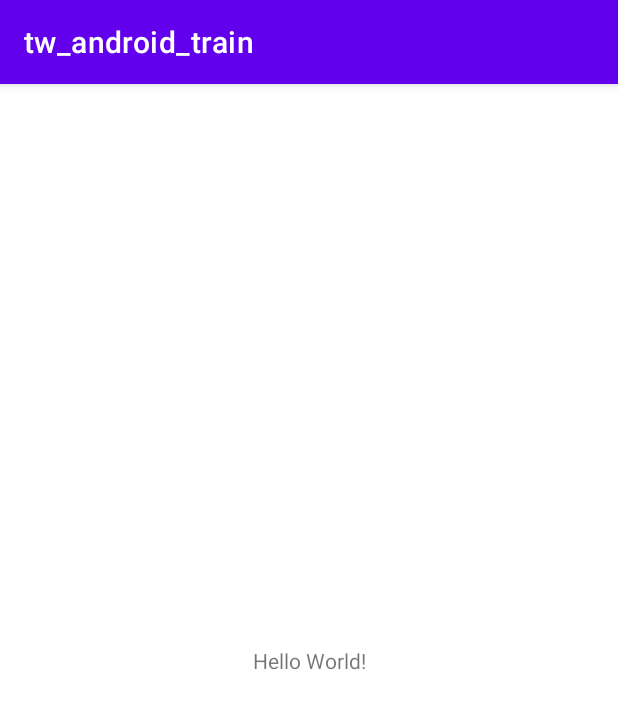
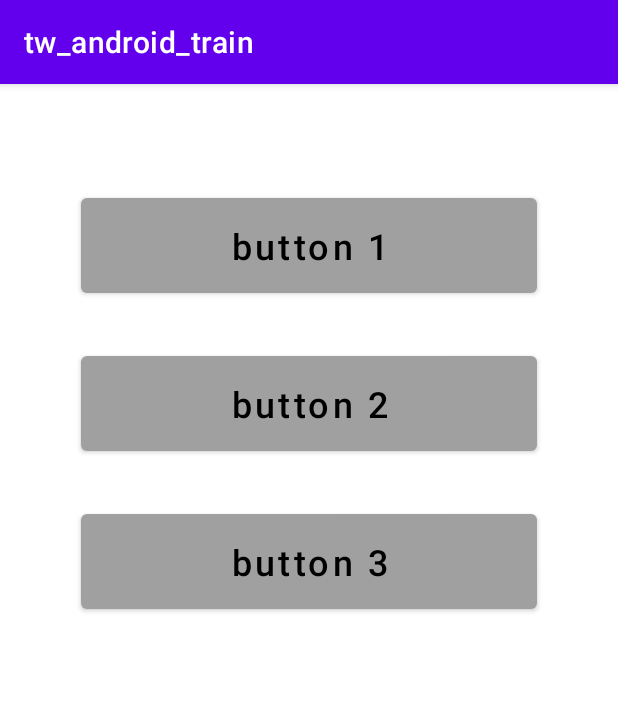
Before and after one commit to fightwing/tw_android_train, an Android app: the screen it shows after launch (MainActivity), on a phone screen of 412 x 824 dp. Shown: the top 709 px of the screen. Run offline under Robolectric (Android 15) with nearby library versions, the phone set to English and light mode, and no system bars.

Commit message:
[boyu yuan] #N/A finish linearlayout 1

```diff
--- a/app/src/main/java/com/thoughtworks/androidtrain/MainActivity.java
+++ b/app/src/main/java/com/thoughtworks/androidtrain/MainActivity.java
@@ -8,6 +8,6 @@ public class MainActivity extends AppCompatActivity {
   @Override
   protected void onCreate(Bundle savedInstanceState) {
     super.onCreate(savedInstanceState);
-    setContentView(R.layout.activity_main);
+    setContentView(R.layout.activity_linearlayout);
   }
 }
--- /dev/null
+++ b/app/src/main/res/layout/activity_linearlayout.xml
@@ -0,0 +1,28 @@
+<?xml version="1.0" encoding="utf-8"?>
+<LinearLayout xmlns:android="http://schemas.android.com/apk/res/android"
+  android:layout_width="match_parent"
+  android:layout_height="match_parent"
+  android:orientation="vertical"
+  android:gravity="center_horizontal">
+
+  <Button
+    android:layout_width="wrap_content"
+    android:layout_height="wrap_content"
+    android:text="@string/msg_button1"
+    android:layout_marginTop="70dp"
+    style="@style/button"
+    />
+
+  <Button
+    android:layout_width="wrap_content"
+    android:layout_height="wrap_content"
+    android:text="@string/msg_button2"
+    style="@style/button"/>
+
+  <Button
+    android:layout_width="wrap_content"
+    android:layout_height="wrap_content"
+    android:text="@string/msg_button3"
+    style="@style/button"/>
+
+</LinearLayout>
--- a/app/src/main/res/values/colors.xml
+++ b/app/src/main/res/values/colors.xml
@@ -7,4 +7,5 @@
   <color name="teal_700">#FF018786</color>
   <color name="black">#FF000000</color>
   <color name="white">#FFFFFFFF</color>
+  <color name="gray">#FFA0A0A0</color>
 </resources>
--- a/app/src/main/res/values/strings.xml
+++ b/app/src/main/res/values/strings.xml
@@ -1,3 +1,6 @@
 <resources>
   <string name="app_name">tw_android_train</string>
+  <string name="msg_button1">button 1</string>
+  <string name="msg_button2">button 2</string>
+  <string name="msg_button3">button 3</string>
 </resources>
--- a/app/src/main/res/values/themes.xml
+++ b/app/src/main/res/values/themes.xml
@@ -13,4 +13,16 @@
     <item name="android:statusBarColor" tools:targetApi="l">?attr/colorPrimaryVariant</item>
     <!-- Customize your theme here. -->
   </style>
+
+  <style name="button">
+    <item name="android:textAllCaps">false</item>
+    <item name="android:paddingStart">100dp</item>
+    <item name="android:paddingEnd">100dp</item>
+    <item name="android:paddingTop">15dp</item>
+    <item name="android:paddingBottom">15dp</item>
+    <item name="backgroundTint">@color/gray</item>
+    <item name="android:textColor">@color/black</item>
+    <item name="android:layout_marginTop">30dp</item>
+    <item name="android:textSize">24sp</item>
+  </style>
 </resources>
```
Also changed, not shown: 3 other files.
